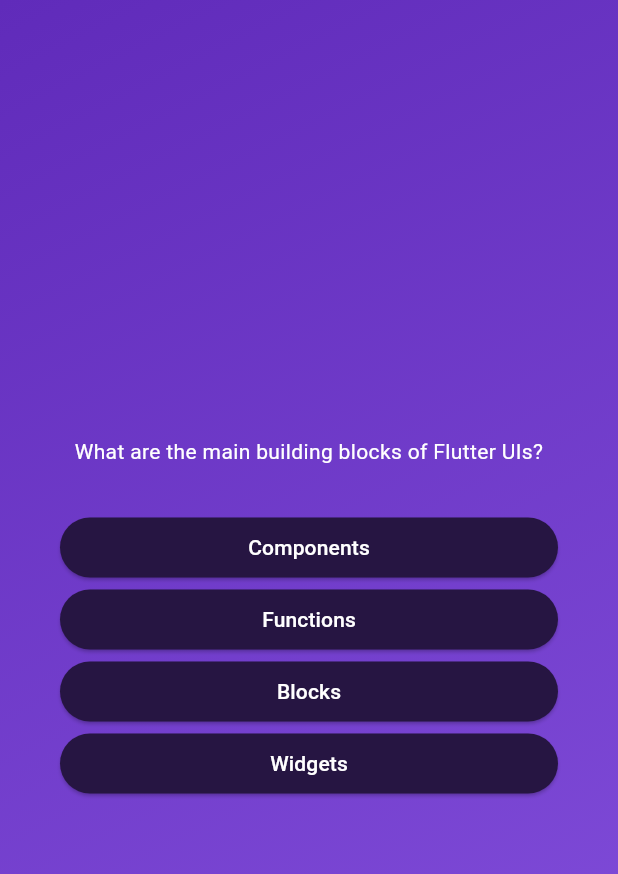
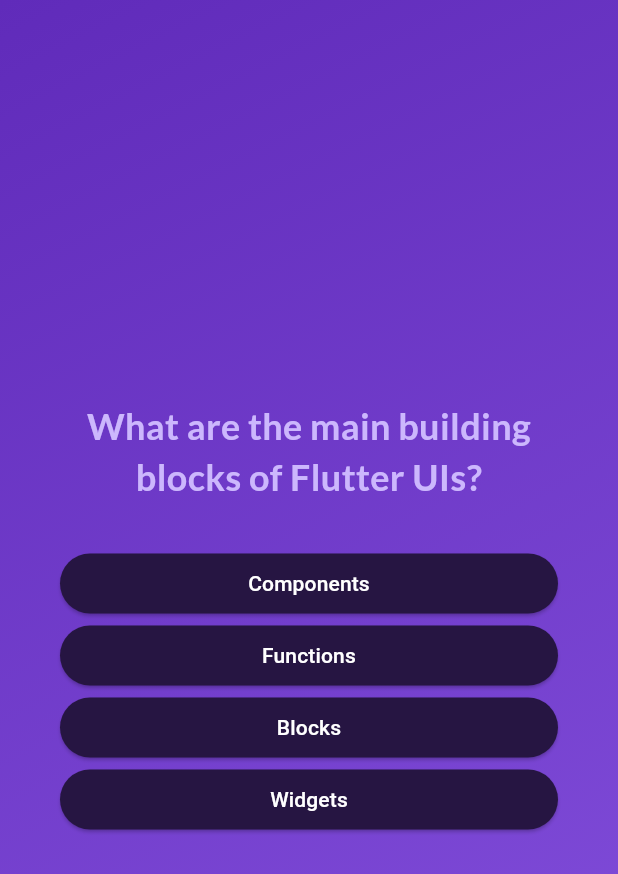
Before and after one commit to suryabanshi-janak/flutter_app, a Flutter app: the screen it shows after launch, after a tap on "Start Quiz", on a phone screen of 412 x 824 dp. Shown: the top 874 px of the screen. Run offline on Flutter 3.47's test engine with Material 3 defaults, Android fonts, the phone set to English and light mode, and no system bars; our stand-ins replace google_fonts.

```diff
--- a/quiz_app/lib/answer_button.dart
+++ b/quiz_app/lib/answer_button.dart
@@ -25,7 +25,10 @@ class AnswerButton extends StatelessWidget {
           borderRadius: BorderRadius.circular(40),
         ),
       ),
-      child: Text(answerText),
+      child: Text(
+        answerText,
+        textAlign: TextAlign.center,
+      ),
     );
   }
 }
--- a/quiz_app/lib/questions_screen.dart
+++ b/quiz_app/lib/questions_screen.dart
@@ -1,9 +1,16 @@
 import 'package:flutter/material.dart';
+import 'package:google_fonts/google_fonts.dart';
+
 import 'package:quiz_app/answer_button.dart';
 import 'package:quiz_app/data/questions.dart';
 
 class QuestionsScreen extends StatefulWidget {
-  const QuestionsScreen({super.key});
+  const QuestionsScreen({
+    super.key,
+    required this.onSelectAnswer,
+  });
+
+  final void Function(String answer) onSelectAnswer;
 
   @override
   State<QuestionsScreen> createState() {
@@ -12,10 +19,20 @@ class QuestionsScreen extends StatefulWidget {
 }
 
 class _QuestionsScreen extends State<QuestionsScreen> {
-  final currentQuestion = questions[0];
+  var currentQuestionIndex = 0;
+
+  void answerQuestion(String answer) {
+    widget.onSelectAnswer(answer);
+
+    setState(() {
+      currentQuestionIndex++;
+    });
+  }
 
   @override
   Widget build(context) {
+    final currentQuestion = questions[currentQuestionIndex];
+
     return Container(
       margin: const EdgeInsets.all(40),
       child: SizedBox(
@@ -26,8 +43,10 @@ class _QuestionsScreen extends State<QuestionsScreen> {
           children: [
             Text(
               currentQuestion.text,
-              style: const TextStyle(
-                color: Colors.white,
+              style: GoogleFonts.lato(
+                color: const Color.fromARGB(255, 204, 183, 253),
+                fontSize: 24,
+                fontWeight: FontWeight.bold,
               ),
               textAlign: TextAlign.center,
             ),
@@ -35,7 +54,9 @@ class _QuestionsScreen extends State<QuestionsScreen> {
             ...currentQuestion.getShuffledAnswers().map((answer) {
               return AnswerButton(
                 answerText: answer,
-                onTap: () {},
+                onTap: () {
+                  answerQuestion(answer);
+                },
               );
             }),
           ],
--- a/quiz_app/lib/quiz.dart
+++ b/quiz_app/lib/quiz.dart
@@ -1,6 +1,8 @@
 import 'package:flutter/material.dart';
+
+import 'package:quiz_app/data/questions.dart';
 import 'package:quiz_app/questions_screen.dart';
-
+import 'package:quiz_app/results_screen.dart';
 import "package:quiz_app/start_screen.dart";
 
 class Quiz extends StatefulWidget {
@@ -20,6 +22,7 @@ class _Quiz extends State<Quiz> {
   //   super.initState();
   //   activeScreen = StartScreen(switchScreen);
   // }
+  List<String> selectedAnswers = [];
   var activeScreen = 'quiz-screen';
 
   void switchScreen() {
@@ -29,12 +32,31 @@ class _Quiz extends State<Quiz> {
     });
   }
 
+  void chooseAnswer(String answer) {
+    selectedAnswers.add(answer);
+
+    if (selectedAnswers.length == questions.length) {
+      setState(() {
+        selectedAnswers = [];
+        activeScreen = 'results-screen';
+      });
+    }
+  }
+
   @override
   Widget build(context) {
     Widget screenWidget = StartScreen(switchScreen);
 
     if (activeScreen == 'questions-screen') {
-      screenWidget = const QuestionsScreen();
+      screenWidget = QuestionsScreen(
+        onSelectAnswer: chooseAnswer,
+      );
+    }
+
+    if (activeScreen == 'results-screen') {
+      screenWidget = ResultsScreen(
+        chosenAnswers: selectedAnswers,
+      );
     }
 
     return MaterialApp(
--- a/quiz_app/pubspec.yaml
+++ b/quiz_app/pubspec.yaml
@@ -34,6 +34,7 @@ dependencies:
   # The following adds the Cupertino Icons font to your application.
   # Use with the CupertinoIcons class for iOS style icons.
   cupertino_icons: ^1.0.2
+  google_fonts: ^6.1.0
 
 dev_dependencies:
   flutter_test:
```
Also changed, not shown: quiz_app/lib/results_screen.dart (added, +47 -0 lines), quiz_app/lib/questions_summary.dart (added), quiz_app/pubspec.lock, 1 other file.
